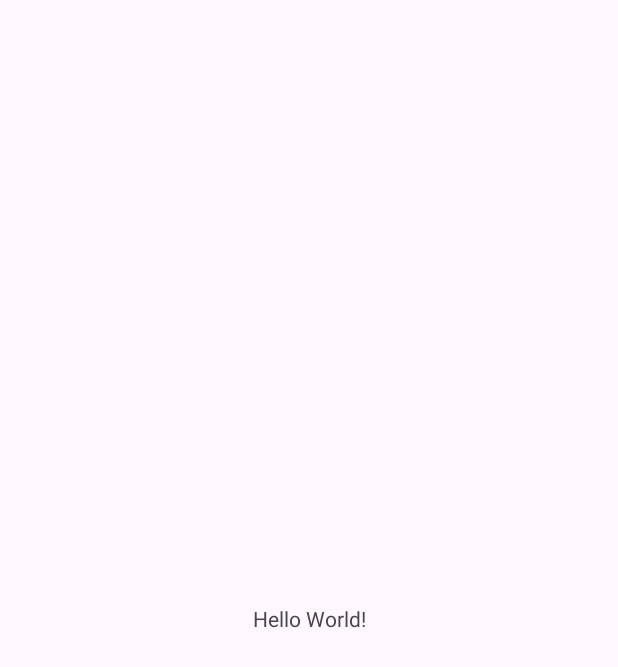
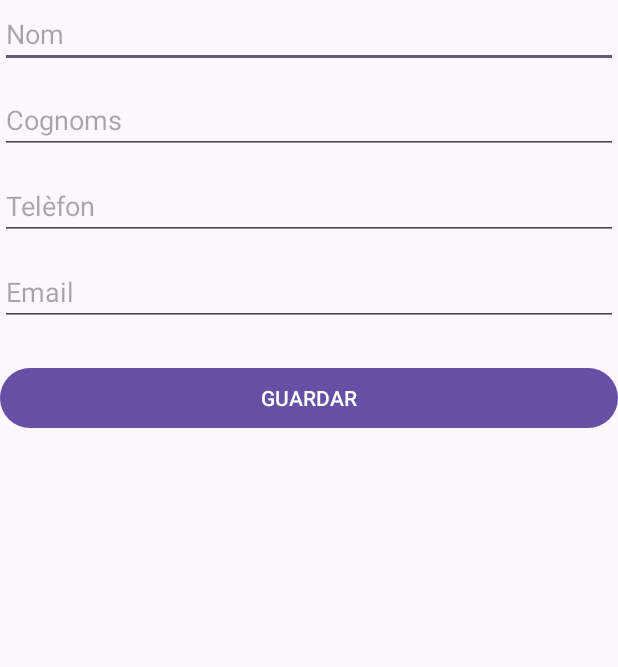
Before and after one commit to Marcls2004/Exercici_de_persistencia, an Android app: the screen it shows after launch (MainActivity), on a phone screen of 412 x 824 dp. Before the commit the part shown is almost empty. Shown: the top 667 px of the screen. Run offline under Robolectric (Android 15) with nearby library versions, the phone set to English and light mode, and no system bars.

Commit message:
Exercici

```diff
--- a/app/src/main/java/com/marcl/exercicidepersistncia/MainActivity.kt
+++ b/app/src/main/java/com/marcl/exercicidepersistncia/MainActivity.kt
@@ -1,20 +1,73 @@
 package com.marcl.exercicidepersistncia
 
+import android.content.Context
 import android.os.Bundle
+import android.widget.Button
+import android.widget.EditText
+import android.widget.Toast
 import androidx.activity.enableEdgeToEdge
 import androidx.appcompat.app.AppCompatActivity
 import androidx.core.view.ViewCompat
 import androidx.core.view.WindowInsetsCompat
+import java.io.IOException
 
 class MainActivity : AppCompatActivity() {
+
+    private lateinit var etNom: EditText
+    private lateinit var etCognoms: EditText
+    private lateinit var etTelefon: EditText
+    private lateinit var etEmail: EditText
+    private lateinit var btnGuardar: Button
+
     override fun onCreate(savedInstanceState: Bundle?) {
         super.onCreate(savedInstanceState)
         enableEdgeToEdge()
         setContentView(R.layout.activity_main)
+
         ViewCompat.setOnApplyWindowInsetsListener(findViewById(R.id.main)) { v, insets ->
             val systemBars = insets.getInsets(WindowInsetsCompat.Type.systemBars())
             v.setPadding(systemBars.left, systemBars.top, systemBars.right, systemBars.bottom)
             insets
         }
+
+        // Enlazar los componentes del XML
+        etNom = findViewById(R.id.etNom)
+        etCognoms = findViewById(R.id.etCognoms)
+        etTelefon = findViewById(R.id.etTelefon)
+        etEmail = findViewById(R.id.etEmail)
+        btnGuardar = findViewById(R.id.btnGuardar)
+
+        // Acción al pulsar el botón GUARDAR
+        btnGuardar.setOnClickListener {
+            guardarContacte()
+        }
+    }
+
+    private fun guardarContacte() {
+        val nom = etNom.text.toString().trim()
+        val cognoms = etCognoms.text.toString().trim()
+        val telefon = etTelefon.text.toString().trim()
+        val email = etEmail.text.toString().trim()
+
+        // Línea separada por punto y coma y salto de línea
+        val linia = "$nom;$cognoms;$telefon;$email\n"
+
+        try {
+            // openFileOutput abre o crea "contactes.txt" en memoria interna en modo APPEND
+            openFileOutput("contactes.txt", Context.MODE_APPEND).use { fos ->
+                fos.write(linia.toByteArray())
+            }
+
+            // Limpiar los campos y avisar por pantalla
+            etNom.text.clear()
+            etCognoms.text.clear()
+            etTelefon.text.clear()
+            etEmail.text.clear()
+            Toast.makeText(this, "Contacte guardat correctament", Toast.LENGTH_SHORT).show()
+
+        } catch (e: IOException) {
+            e.printStackTrace()
+            Toast.makeText(this, "Error en guardar: ${e.message}", Toast.LENGTH_LONG).show()
+        }
     }
 }
--- a/app/src/main/res/layout/activity_main.xml
+++ b/app/src/main/res/layout/activity_main.xml
@@ -5,15 +5,60 @@
     android:id="@+id/main"
     android:layout_width="match_parent"
     android:layout_height="match_parent"
+    android:padding="20dp"
     tools:context=".MainActivity">
 
-    <TextView
-        android:layout_width="wrap_content"
+    <EditText
+        android:id="@+id/etNom"
+        android:layout_width="0dp"
         android:layout_height="wrap_content"
-        android:text="Hello World!"
-        app:layout_constraintBottom_toBottomOf="parent"
+        android:hint="Nom"
+        android:inputType="textPersonName"
         app:layout_constraintEnd_toEndOf="parent"
         app:layout_constraintStart_toStartOf="parent"
         app:layout_constraintTop_toTopOf="parent" />
 
+    <EditText
+        android:id="@+id/etCognoms"
+        android:layout_width="0dp"
+        android:layout_height="wrap_content"
+        android:layout_marginTop="12dp"
+        android:hint="Cognoms"
+        android:inputType="textPersonName"
+        app:layout_constraintEnd_toEndOf="parent"
+        app:layout_constraintStart_toStartOf="parent"
+        app:layout_constraintTop_toBottomOf="@+id/etNom" />
+
+    <EditText
+        android:id="@+id/etTelefon"
+        android:layout_width="0dp"
+        android:layout_height="wrap_content"
+        android:layout_marginTop="12dp"
+        android:hint="Telèfon"
+        android:inputType="phone"
+        app:layout_constraintEnd_toEndOf="parent"
+        app:layout_constraintStart_toStartOf="parent"
+        app:layout_constraintTop_toBottomOf="@+id/etCognoms" />
+
+    <EditText
+        android:id="@+id/etEmail"
+        android:layout_width="0dp"
+        android:layout_height="wrap_content"
+        android:layout_marginTop="12dp"
+        android:hint="Email"
+        android:inputType="textEmailAddress"
+        app:layout_constraintEnd_toEndOf="parent"
+        app:layout_constraintStart_toStartOf="parent"
+        app:layout_constraintTop_toBottomOf="@+id/etTelefon" />
+
+    <Button
+        android:id="@+id/btnGuardar"
+        android:layout_width="0dp"
+        android:layout_height="wrap_content"
+        android:layout_marginTop="24dp"
+        android:text="GUARDAR"
+        app:layout_constraintEnd_toEndOf="parent"
+        app:layout_constraintStart_toStartOf="parent"
+        app:layout_constraintTop_toBottomOf="@+id/etEmail" />
+
 </androidx.constraintlayout.widget.ConstraintLayout>
```
